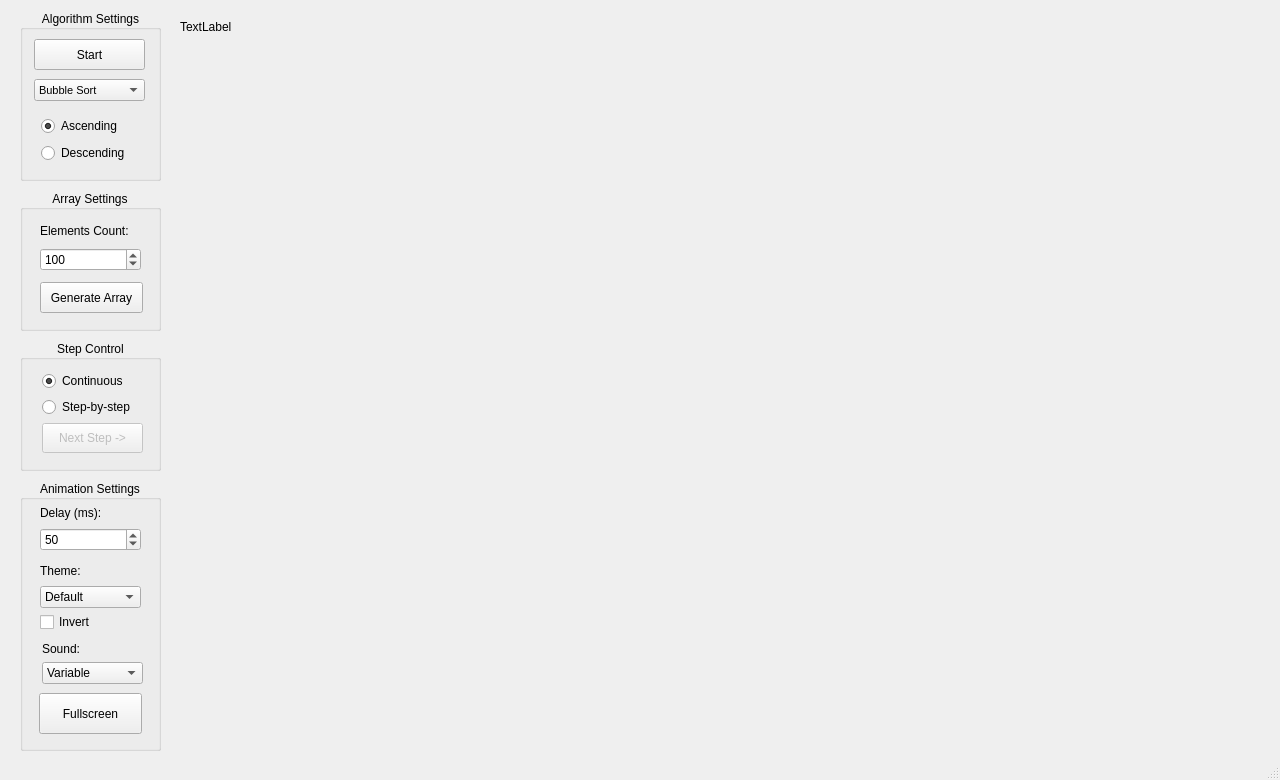
This is mainwindow.ui in adamt-eng/sorting-visualizer as Qt 5 draws it before an edit. The edited form follows.
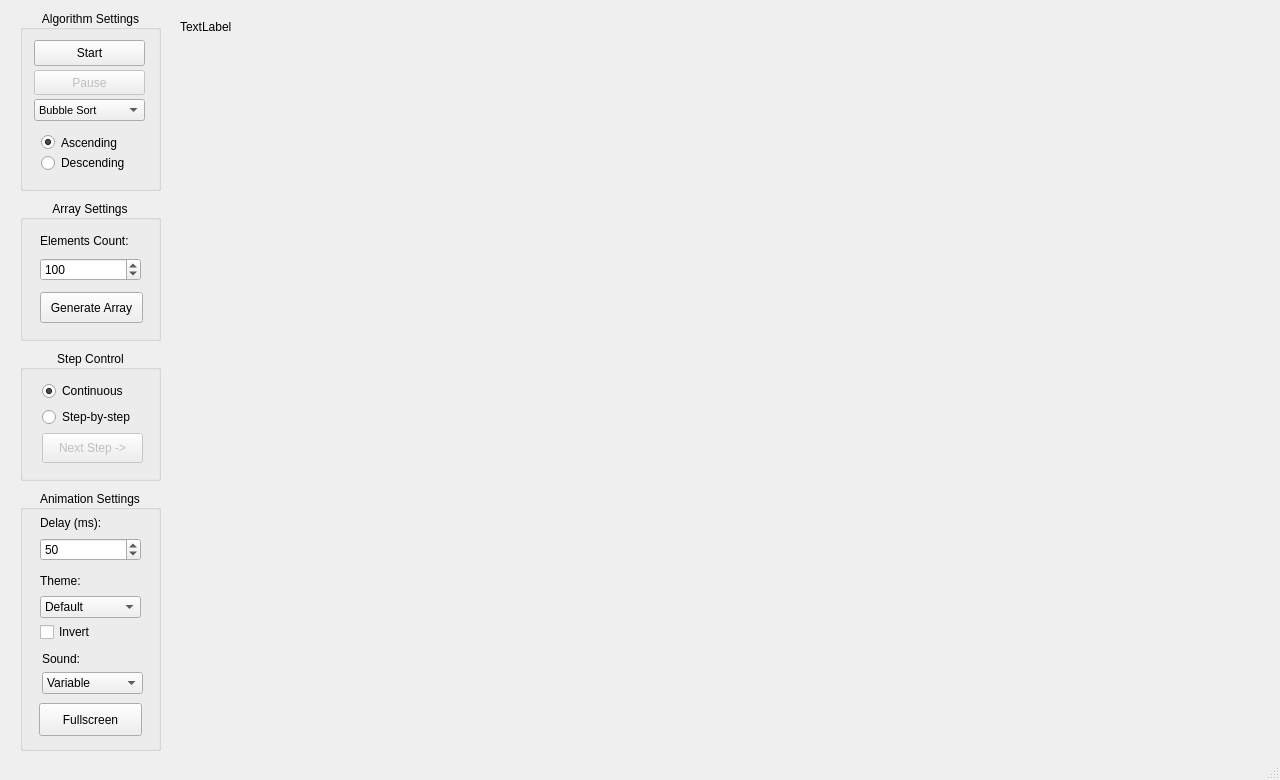
This is the edited form.

Commit message: Added pause button + space as keyboard shortcut for it.

Diff of the .ui file:
```diff
--- a/mainwindow.ui
+++ b/mainwindow.ui
@@ -39,7 +39,7 @@
     <property name="geometry">
      <rect>
       <x>20</x>
-      <y>340</y>
+      <y>350</y>
       <width>141</width>
       <height>131</height>
      </rect>
@@ -123,7 +123,7 @@
       <x>20</x>
       <y>10</y>
       <width>141</width>
-      <height>171</height>
+      <height>181</height>
      </rect>
     </property>
     <property name="title">
@@ -139,14 +139,14 @@
      <property name="geometry">
       <rect>
        <x>21</x>
-       <y>102</y>
+       <y>122</y>
        <width>101</width>
-       <height>51</height>
+       <height>41</height>
       </rect>
      </property>
      <layout class="QVBoxLayout" name="orderLayout">
       <property name="spacing">
-       <number>3</number>
+       <number>0</number>
       </property>
       <item>
        <widget class="QRadioButton" name="ascendingRadioButton">
@@ -183,22 +183,22 @@
      <property name="geometry">
       <rect>
        <x>14</x>
-       <y>20</y>
+       <y>30</y>
        <width>111</width>
        <height>81</height>
       </rect>
      </property>
      <layout class="QVBoxLayout" name="startLayout">
       <property name="spacing">
-       <number>0</number>
+       <number>4</number>
       </property>
       <item>
        <widget class="QPushButton" name="startButton">
-        <property name="minimumSize">
-         <size>
-          <width>101</width>
-          <height>31</height>
-         </size>
+        <property name="sizePolicy">
+         <sizepolicy hsizetype="Preferred" vsizetype="Preferred">
+          <horstretch>0</horstretch>
+          <verstretch>0</verstretch>
+         </sizepolicy>
         </property>
         <property name="focusPolicy">
          <enum>Qt::FocusPolicy::NoFocus</enum>
@@ -208,6 +208,25 @@
         </property>
        </widget>
       </item>
+      <item>
+       <widget class="QPushButton" name="pauseButton">
+        <property name="enabled">
+         <bool>false</bool>
+        </property>
+        <property name="sizePolicy">
+         <sizepolicy hsizetype="Preferred" vsizetype="Preferred">
+          <horstretch>0</horstretch>
+          <verstretch>0</verstretch>
+         </sizepolicy>
+        </property>
+        <property name="focusPolicy">
+         <enum>Qt::FocusPolicy::NoFocus</enum>
+        </property>
+        <property name="text">
+         <string>Pause</string>
+        </property>
+       </widget>
+      </item>
       <item>
        <widget class="QComboBox" name="algorithmComboBox">
         <property name="font">
@@ -285,9 +304,9 @@
     <property name="geometry">
      <rect>
       <x>20</x>
-      <y>480</y>
+      <y>490</y>
       <width>141</width>
-      <height>271</height>
+      <height>261</height>
      </rect>
     </property>
     <property name="title">
@@ -343,12 +362,12 @@
        <x>19</x>
        <y>213</y>
        <width>103</width>
-       <height>41</height>
+       <height>33</height>
       </rect>
      </property>
      <layout class="QVBoxLayout" name="fullScreenLayout">
       <property name="spacing">
-       <number>3</number>
+       <number>0</number>
       </property>
       <item>
        <widget class="QPushButton" name="fullScreenButton">
@@ -563,7 +582,7 @@
     <property name="geometry">
      <rect>
       <x>20</x>
-      <y>190</y>
+      <y>200</y>
       <width>141</width>
       <height>141</height>
      </rect>
```
The commit also changes 2 other files.
